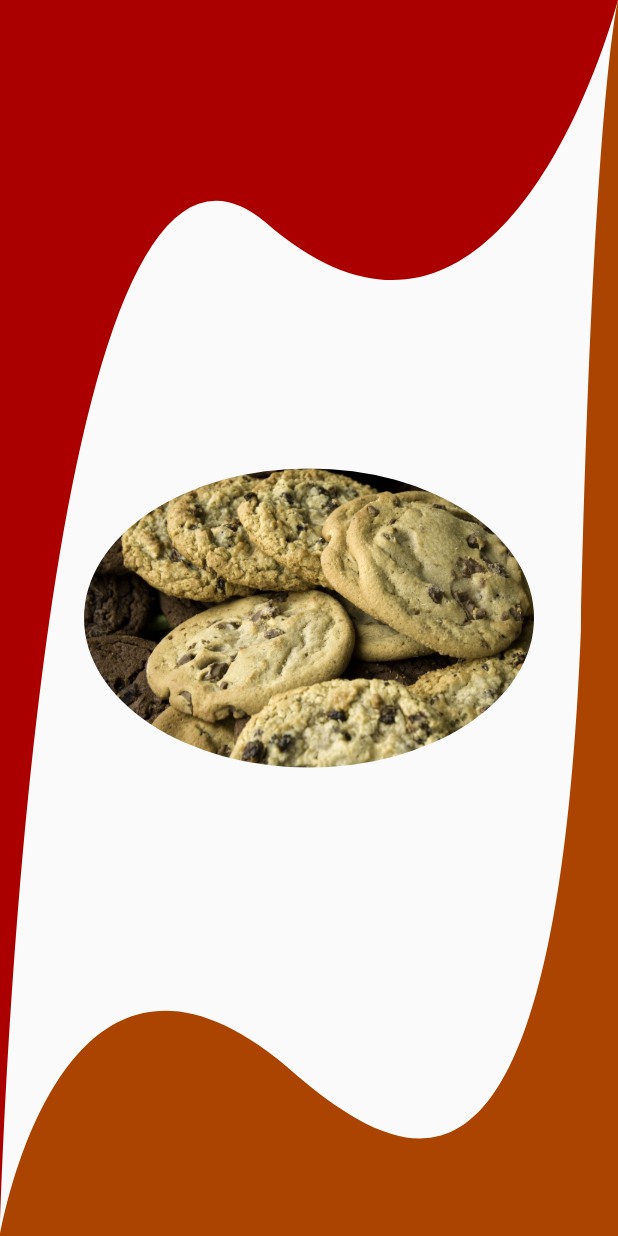
After one commit to christianhussmann/MobileProgramming23, a Flutter app: the FrammedScreen screen opened directly, on a phone screen of 412 x 824 dp. The commit adds this screen. Run offline on Flutter 3.47's test engine with Material 2 defaults, Android fonts, the phone set to English and light mode, and no system bars.

Commit message:
Frammed screen

```diff
--- /dev/null
+++ b/layout/lib/framed_screen.dart
@@ -0,0 +1,41 @@
+
+import 'package:flutter/material.dart';
+import 'package:flutter/widgets.dart';
+
+import 'my_painter.dart';
+
+class FrammedScreen extends StatelessWidget {
+  const FrammedScreen({
+    super.key,
+  });
+
+  @override
+  Widget build(BuildContext context) {
+    return Scaffold(
+        body: Stack(
+          children: [
+            _MyPaint(),
+            Center(
+              child: SizedBox(
+                width: 300,
+                child: ClipOval(child: Image.asset("assets/cookies.jpg")),
+              ),
+            ),
+          ],
+        ));
+  }
+}
+
+class _MyPaint extends StatelessWidget {
+  const _MyPaint({
+    super.key,
+  });
+
+  @override
+  Widget build(BuildContext context) {
+    return CustomPaint(
+      painter: MyPainter(),
+      size: MediaQuery.of(context).size,
+    );
+  }
+}
```
Also changed, not shown: layout/lib/cookie_recipe.dart (deleted, +0 -45 lines), layout/lib/cookie_recipe_screen.dart (added, +44 -0 lines), layout/lib/main.dart (+7 -2 lines), layout/lib/my_painter.dart (added, +42 -0 lines), layout/assets/test.svg (added).
